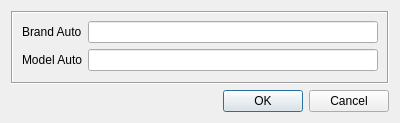
The window that Modules/Autopark/AutoBrand/theautobrandform.ui (Sakton/CONVEYANCE_Q) describes before a commit, drawn with Qt 5.
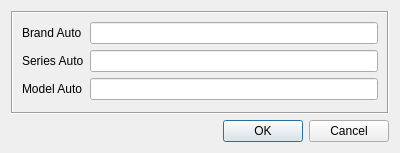
The same window after the commit.

```diff
--- a/Modules/Autopark/AutoBrand/theautobrandform.ui
+++ b/Modules/Autopark/AutoBrand/theautobrandform.ui
@@ -7,7 +7,7 @@
     <x>0</x>
     <y>0</y>
     <width>400</width>
-    <height>123</height>
+    <height>153</height>
    </rect>
   </property>
   <property name="minimumSize">
@@ -34,9 +34,6 @@
       </property>
       <item row="0" column="0">
        <layout class="QGridLayout" name="gridLayout">
-        <item row="0" column="1">
-         <widget class="QLineEdit" name="lineEditBrand"/>
-        </item>
         <item row="0" column="0">
          <widget class="QLabel" name="labelBrand">
           <property name="text">
@@ -44,15 +41,28 @@
           </property>
          </widget>
         </item>
-        <item row="1" column="0">
+        <item row="0" column="1">
+         <widget class="QLineEdit" name="lineEditBrand"/>
+        </item>
+        <item row="2" column="1">
+         <widget class="QLineEdit" name="lineEditMarka"/>
+        </item>
+        <item row="2" column="0">
          <widget class="QLabel" name="labelModel">
           <property name="text">
            <string>Model Auto</string>
           </property>
          </widget>
         </item>
+        <item row="1" column="0">
+         <widget class="QLabel" name="label">
+          <property name="text">
+           <string>Series Auto</string>
+          </property>
+         </widget>
+        </item>
         <item row="1" column="1">
-         <widget class="QLineEdit" name="lineEditMarka"/>
+         <widget class="QLineEdit" name="lineEditSeries"/>
         </item>
        </layout>
       </item>
```
